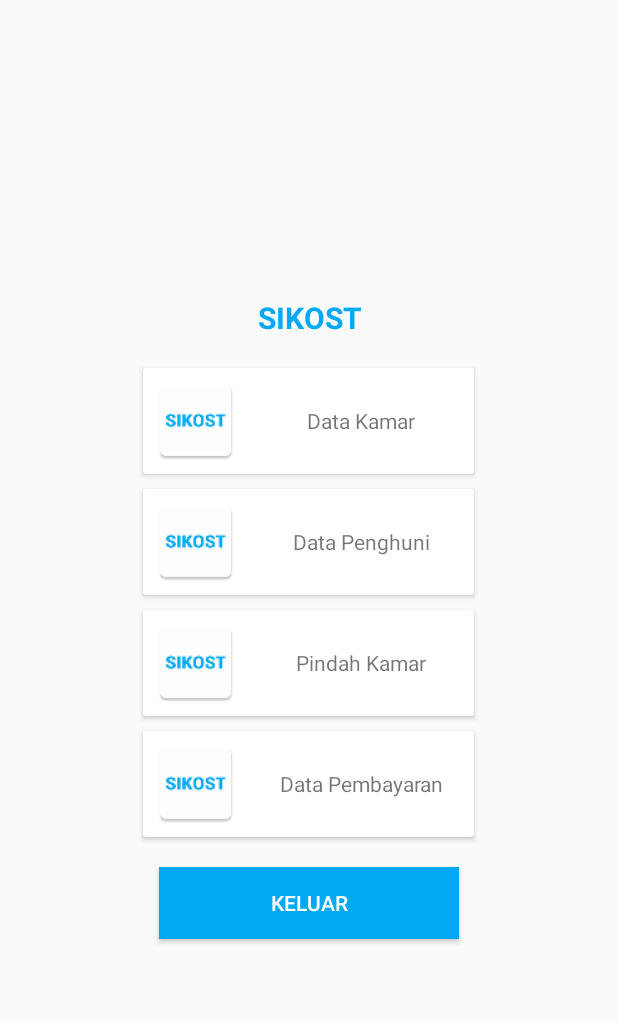
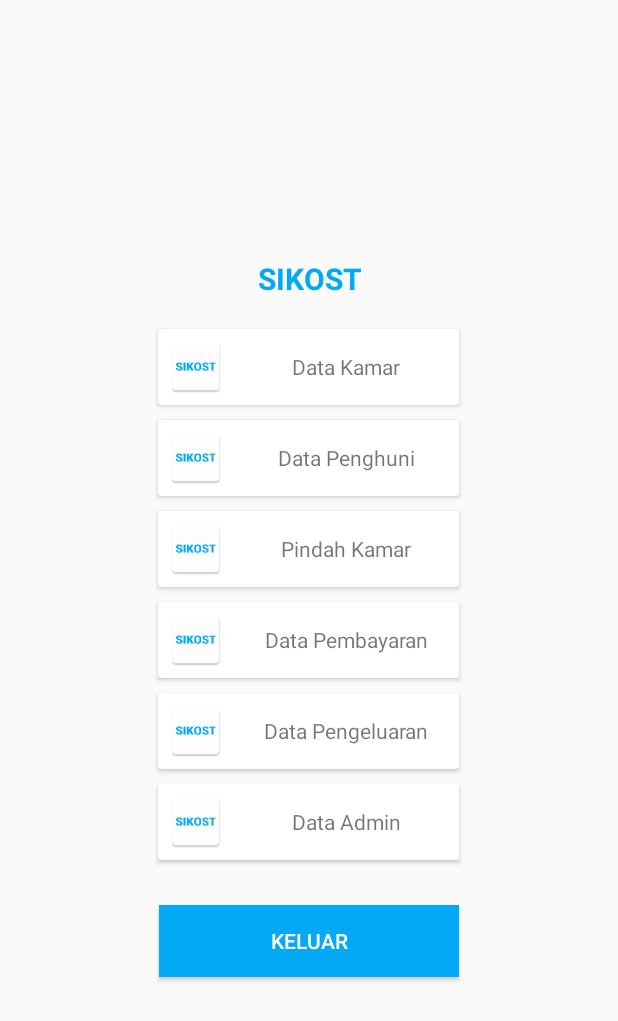
Before and after one commit to dzakybd/SIKOST, an Android app: the MainActivity screen opened directly, with no data from a screen before it, on a phone screen of 412 x 824 dp. Shown: the top 1021 px of the screen. Run offline under Robolectric (Android 15) with nearby library versions, the phone set to English and light mode, and no system bars; our stand-ins replace ButterKnife; libraries missing offline, so code that uses them is left out: com.mikepenz.fontawesome_typeface_library, com.mikepenz.iconics, com.pixplicity.easyprefs; 4 statements that could not run were skipped.

Commit message:
Menu di MainActivity edit

```diff
--- a/app/src/main/java/id/ac/its/sikost/activity/MainActivity.java
+++ b/app/src/main/java/id/ac/its/sikost/activity/MainActivity.java
@@ -43,6 +43,14 @@ public class MainActivity extends AppCompatActivity {
     CardView cardpindah;
     @BindView(R.id.cardpembayaran)
     CardView cardpembayaran;
+    @BindView(R.id.datapengeluaran)
+    ImageView datapengeluaran;
+    @BindView(R.id.cardpengeluaran)
+    CardView cardpengeluaran;
+    @BindView(R.id.dataadmin)
+    ImageView dataadmin;
+    @BindView(R.id.cardadmin)
+    CardView cardadmin;
 
     @Override
     protected void onCreate(Bundle savedInstanceState) {
@@ -67,7 +75,7 @@ public class MainActivity extends AppCompatActivity {
                 .actionBar());
     }
 
-    @OnClick({R.id.keluar, R.id.cardkamar, R.id.cardpenghuni, R.id.cardpindah, R.id.cardpembayaran})
+    @OnClick({R.id.keluar, R.id.cardkamar, R.id.cardpenghuni, R.id.cardpindah, R.id.cardpembayaran, R.id.cardadmin, R.id.cardpengeluaran})
     public void onViewClicked(View view) {
         switch (view.getId()) {
             case R.id.cardkamar:
@@ -80,6 +88,12 @@ public class MainActivity extends AppCompatActivity {
                 startActivity(new Intent(MainActivity.this, PindahKamarActivity.class));
                 break;
             case R.id.cardpembayaran:
+                startActivity(new Intent(MainActivity.this, DataPembayaranActivity.class));
+                break;
+            case R.id.cardpengeluaran:
+                startActivity(new Intent(MainActivity.this, DataPembayaranActivity.class));
+                break;
+            case R.id.cardadmin:
                 startActivity(new Intent(MainActivity.this, DataAdminActivity.class));
                 break;
             case R.id.keluar:
--- a/app/src/main/res/layout/activity_main.xml
+++ b/app/src/main/res/layout/activity_main.xml
@@ -32,8 +32,8 @@
                     android:layout_margin="5dp"
                     android:id="@+id/datakamar"
                     android:src="@mipmap/ic_launcher"
-                    android:layout_width="60dp"
-                    android:layout_height="60dp" />
+                    android:layout_width="40dp"
+                    android:layout_height="40dp" />
                 <TextView
                     android:text="Data Kamar"
                     android:gravity="center"
@@ -41,7 +41,6 @@
                     android:layout_height="match_parent" />
             </LinearLayout>
         </android.support.v7.widget.CardView>
-
         <android.support.v7.widget.CardView
             android:id="@+id/cardpenghuni"
             android:layout_marginBottom="10dp"
@@ -55,8 +54,8 @@
                     android:layout_margin="5dp"
                     android:id="@+id/datapenghuni"
                     android:src="@mipmap/ic_launcher"
-                    android:layout_width="60dp"
-                    android:layout_height="60dp" />
+                    android:layout_width="40dp"
+                    android:layout_height="40dp" />
                 <TextView
                     android:text="Data Penghuni"
                     android:gravity="center"
@@ -64,7 +63,6 @@
                     android:layout_height="match_parent" />
             </LinearLayout>
         </android.support.v7.widget.CardView>
-
         <android.support.v7.widget.CardView
             android:id="@+id/cardpindah"
             android:layout_marginBottom="10dp"
@@ -78,8 +76,8 @@
                     android:layout_margin="5dp"
                     android:id="@+id/pindahkamar"
                     android:src="@mipmap/ic_launcher"
-                    android:layout_width="60dp"
-                    android:layout_height="60dp" />
+                    android:layout_width="40dp"
+                    android:layout_height="40dp" />
                 <TextView
                     android:text="Pindah Kamar"
                     android:gravity="center"
@@ -88,6 +86,7 @@
             </LinearLayout>
         </android.support.v7.widget.CardView>
         <android.support.v7.widget.CardView
+            android:layout_marginBottom="10dp"
             android:id="@+id/cardpembayaran"
             android:layout_width="wrap_content"
             android:layout_height="wrap_content">
@@ -99,8 +98,8 @@
                     android:layout_margin="5dp"
                     android:id="@+id/datapembayaran"
                     android:src="@mipmap/ic_launcher"
-                    android:layout_width="60dp"
-                    android:layout_height="60dp" />
+                    android:layout_width="40dp"
+                    android:layout_height="40dp" />
                 <TextView
                     android:text="Data Pembayaran"
                     android:gravity="center"
@@ -108,7 +107,50 @@
                     android:layout_height="match_parent" />
             </LinearLayout>
         </android.support.v7.widget.CardView>
-
+        <android.support.v7.widget.CardView
+            android:layout_marginBottom="10dp"
+            android:id="@+id/cardpengeluaran"
+            android:layout_width="wrap_content"
+            android:layout_height="wrap_content">
+            <LinearLayout
+                android:orientation="horizontal"
+                android:layout_width="wrap_content"
+                android:layout_height="wrap_content">
+                <ImageView
+                    android:layout_margin="5dp"
+                    android:id="@+id/datapengeluaran"
+                    android:src="@mipmap/ic_launcher"
+                    android:layout_width="40dp"
+                    android:layout_height="40dp" />
+                <TextView
+                    android:text="Data Pengeluaran"
+                    android:gravity="center"
+                    android:layout_width="150dp"
+                    android:layout_height="match_parent" />
+            </LinearLayout>
+        </android.support.v7.widget.CardView>
+        <android.support.v7.widget.CardView
+            android:layout_marginBottom="10dp"
+            android:id="@+id/cardadmin"
+            android:layout_width="wrap_content"
+            android:layout_height="wrap_content">
+            <LinearLayout
+                android:orientation="horizontal"
+                android:layout_width="wrap_content"
+                android:layout_height="wrap_content">
+                <ImageView
+                    android:layout_margin="5dp"
+                    android:id="@+id/dataadmin"
+                    android:src="@mipmap/ic_launcher"
+                    android:layout_width="40dp"
+                    android:layout_height="40dp" />
+                <TextView
+                    android:text="Data Admin"
+                    android:gravity="center"
+                    android:layout_width="150dp"
+                    android:layout_height="match_parent" />
+            </LinearLayout>
+        </android.support.v7.widget.CardView>
     <Button
         android:layout_margin="20dp"
         android:textColor="@android:color/white"
```
